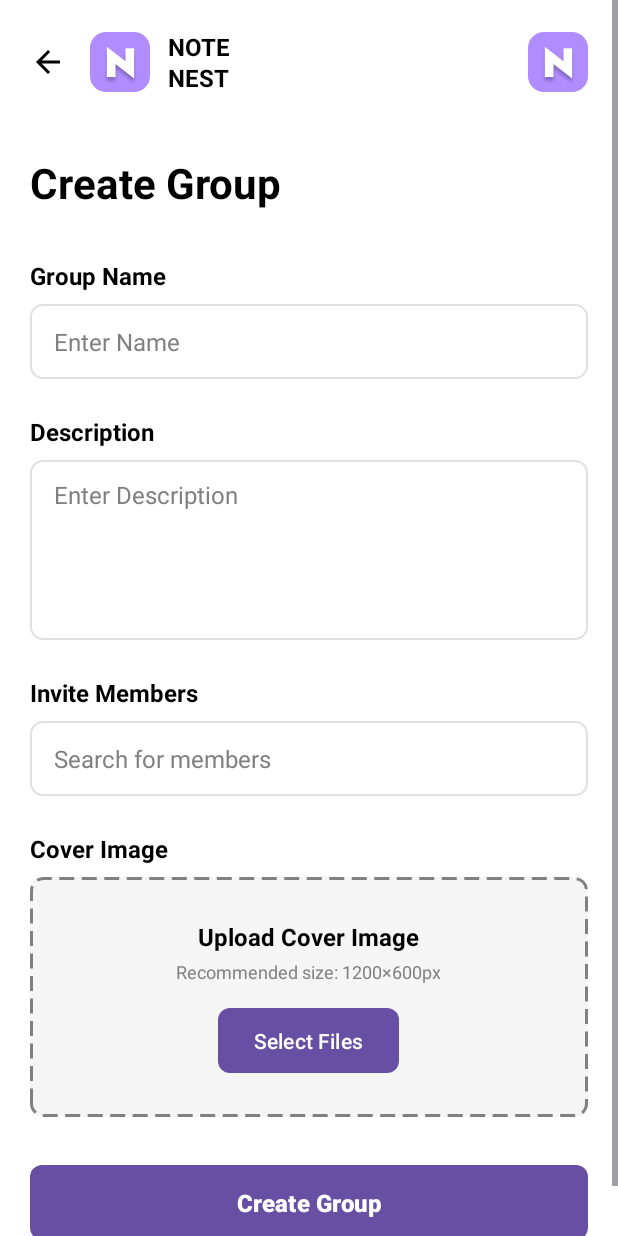
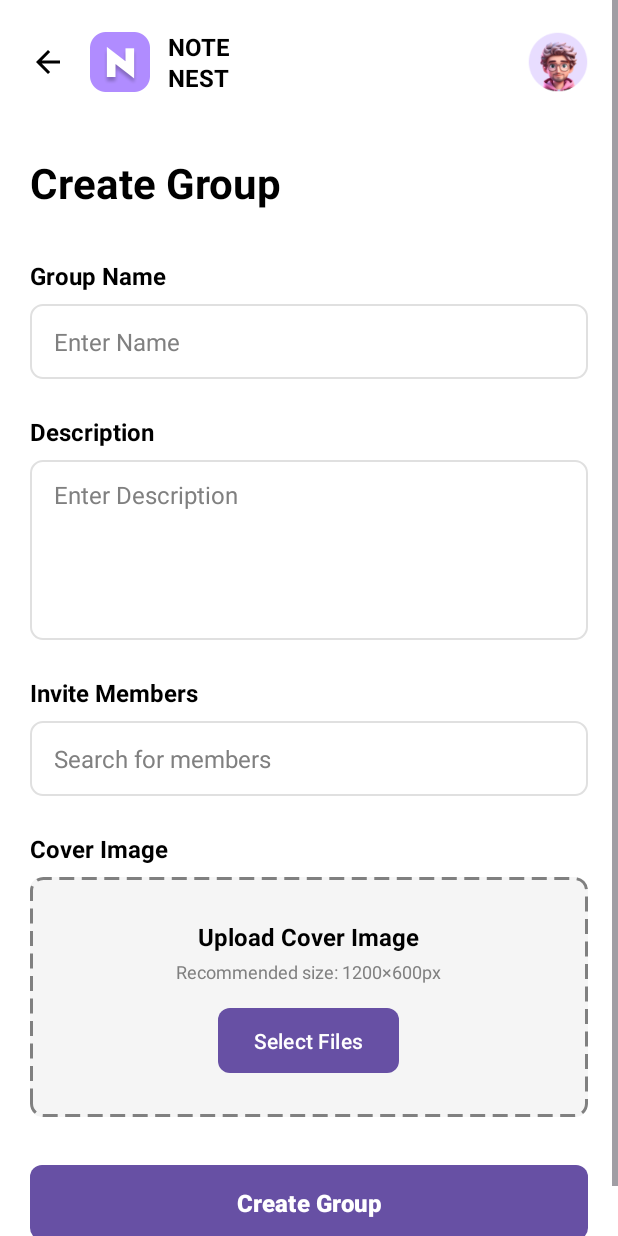
Before and after one commit to apLanka/note-nest, an Android app: the GroupCreateActivity screen opened directly, with no data from a screen before it, on a phone screen of 412 x 824 dp. Run offline under Robolectric (Android 15) with nearby library versions, the phone set to English and light mode, and no system bars.

Commit message:
feat: Update profile image

```diff
--- a/app/src/main/res/layout/activity_group_create.xml
+++ b/app/src/main/res/layout/activity_group_create.xml
@@ -50,7 +50,7 @@
                 android:id="@+id/profileImage"
                 android:layout_width="40dp"
                 android:layout_height="40dp"
-                android:src="@drawable/logo"
+                android:src="@drawable/pp"
                 android:scaleType="centerCrop" />
 
         </LinearLayout>
--- a/app/src/main/res/layout/activity_group_view.xml
+++ b/app/src/main/res/layout/activity_group_view.xml
@@ -50,7 +50,7 @@
                 android:id="@+id/profileImage"
                 android:layout_width="40dp"
                 android:layout_height="40dp"
-                android:src="@drawable/logo"
+                android:src="@drawable/pp"
                 android:scaleType="centerCrop" />
 
         </LinearLayout>
--- a/app/src/main/res/layout/activity_note_create.xml
+++ b/app/src/main/res/layout/activity_note_create.xml
@@ -50,7 +50,7 @@
                 android:id="@+id/profileImage"
                 android:layout_width="40dp"
                 android:layout_height="40dp"
-                android:src="@drawable/logo"
+                android:src="@drawable/pp"
                 android:scaleType="centerCrop" />
 
         </LinearLayout>
--- a/app/src/main/res/layout/activity_note_view.xml
+++ b/app/src/main/res/layout/activity_note_view.xml
@@ -50,7 +50,7 @@
                 android:id="@+id/profileImage"
                 android:layout_width="40dp"
                 android:layout_height="40dp"
-                android:src="@drawable/logo"
+                android:src="@drawable/pp"
                 android:scaleType="centerCrop" />
 
         </LinearLayout>
--- a/app/src/main/res/layout/fragment_groups.xml
+++ b/app/src/main/res/layout/fragment_groups.xml
@@ -40,7 +40,7 @@
             android:id="@+id/profileImage"
             android:layout_width="40dp"
             android:layout_height="40dp"
-            android:src="@drawable/logo"
+            android:src="@drawable/pp"
             android:scaleType="centerCrop" />
 
     </LinearLayout>
--- a/app/src/main/res/layout/fragment_home.xml
+++ b/app/src/main/res/layout/fragment_home.xml
@@ -63,6 +63,7 @@
                 android:id="@+id/iv_profile"
                 android:layout_width="40dp"
                 android:layout_height="40dp"
+                android:src="@drawable/pp"
                 android:background="@drawable/profile_background"
                 android:scaleType="centerCrop" />
 
--- a/app/src/main/res/layout/fragment_notes.xml
+++ b/app/src/main/res/layout/fragment_notes.xml
@@ -40,7 +40,7 @@
             android:id="@+id/profileImage"
             android:layout_width="40dp"
             android:layout_height="40dp"
-            android:src="@drawable/logo"
+            android:src="@drawable/pp"
             android:scaleType="centerCrop" />
 
     </LinearLayout>
--- a/app/src/main/res/layout/fragment_profile.xml
+++ b/app/src/main/res/layout/fragment_profile.xml
@@ -26,7 +26,7 @@
                 android:id="@+id/profileAvatar"
                 android:layout_width="80dp"
                 android:layout_height="80dp"
-                android:src="@drawable/logo"
+                android:src="@drawable/pp"
                 android:scaleType="centerCrop"
                 android:background="@drawable/rounded_profile_background" />
 
```
Also changed, not shown: app/src/main/res/drawable/pp.png (added).
